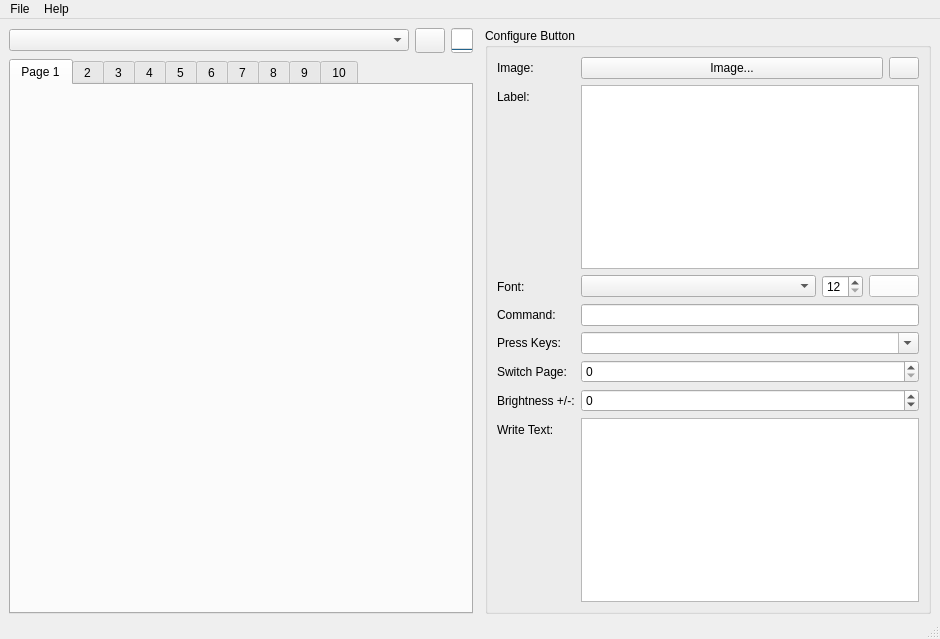
The window that streamdeck_ui/main.ui (timothycrosley/streamdeck-ui) describes before a commit, drawn with Qt 5.
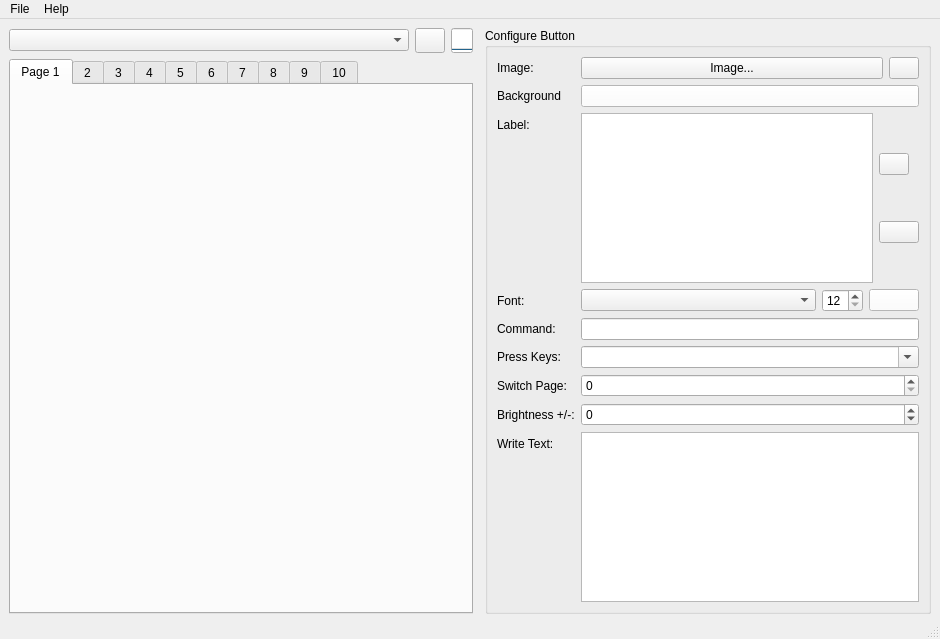
The same window after the commit. Icons and pictures are not drawn.

Commit message: feat: add background change support

Diff of the .ui file:
```diff
--- a/streamdeck_ui/main.ui
+++ b/streamdeck_ui/main.ui
@@ -282,20 +282,21 @@
                </item>
               </layout>
              </item>
-             <item row="1" column="0">
+             <item row="2" column="0">
               <widget class="QLabel" name="label_2">
                <property name="text">
                 <string>Label:</string>
                </property>
               </widget>
              </item>
-             <item row="1" column="1">
+             <item row="2" column="1">
               <layout class="QHBoxLayout" name="horizontalLayout_3">
                <item>
                 <widget class="QTextEdit" name="text"/>
                </item>
-               <layout class="QVBoxLayout" name="verticalLayout_4">
-                <item>
+               <item>
+                <layout class="QVBoxLayout" name="verticalLayout_4">
+                 <item>
                   <widget class="QPushButton" name="text_v_align">
                   <property name="minimumSize">
                     <size>
@@ -334,35 +335,36 @@
                     <normaloff>:/icons/icons/horizontal-align.png</normaloff>:/icons/icons/horizontal-align.png</iconset>
                   </property>
                   </widget>
-                </item>
-               </layout>
+                 </item>
+                </layout>
+               </item>
               </layout>
              </item>
-             <item row="2" column="0">
+             <item row="3" column="0">
               <widget class="QLabel" name="label_4">
                <property name="text">
                 <string>Font:</string>
                </property>
               </widget>
              </item>
-             <item row="4" column="0">
+             <item row="5" column="0">
               <widget class="QLabel" name="label_3">
                <property name="text">
                 <string>Command:</string>
                </property>
               </widget>
              </item>
-             <item row="4" column="1">
+             <item row="5" column="1">
               <widget class="QLineEdit" name="command"/>
              </item>
-             <item row="6" column="0">
+             <item row="7" column="0">
               <widget class="QLabel" name="label_5">
                <property name="text">
                 <string>Press Keys:</string>
                </property>
               </widget>
              </item>
-             <item row="6" column="1">
+             <item row="7" column="1">
               <widget class="QComboBox" name="keys">
                <property name="editable">
                 <bool>true</bool>
@@ -449,14 +451,14 @@
                </item>
               </widget>
              </item>
-             <item row="7" column="0">
+             <item row="8" column="0">
               <widget class="QLabel" name="label_8">
                <property name="text">
                 <string>Switch Page:</string>
                </property>
               </widget>
              </item>
-             <item row="7" column="1">
+             <item row="8" column="1">
               <widget class="QSpinBox" name="switch_page">
                <property name="minimum">
                 <number>0</number>
@@ -469,31 +471,31 @@
                </property>
               </widget>
              </item>
-             <item row="8" column="0">
+             <item row="9" column="0">
               <widget class="QLabel" name="label_7">
                <property name="text">
                 <string>Brightness +/-:</string>
                </property>
               </widget>
              </item>
-             <item row="8" column="1">
+             <item row="9" column="1">
               <widget class="QSpinBox" name="change_brightness">
                <property name="minimum">
                 <number>-99</number>
                </property>
               </widget>
              </item>
-             <item row="9" column="0">
+             <item row="10" column="0">
               <widget class="QLabel" name="label_6">
                <property name="text">
                 <string>Write Text:</string>
                </property>
               </widget>
              </item>
-             <item row="9" column="1">
+             <item row="10" column="1">
               <widget class="QPlainTextEdit" name="write"/>
              </item>
-             <item row="2" column="1">
+             <item row="3" column="1">
               <layout class="QHBoxLayout" name="horizontalLayout_4">
                <item>
                 <widget class="QComboBox" name="text_font"/>
@@ -980,6 +982,477 @@
                </item>
               </layout>
              </item>
+             <item row="1" column="0">
+              <widget class="QLabel" name="label_9">
+               <property name="text">
+                <string>Background</string>
+               </property>
+              </widget>
+             </item>
+             <item row="1" column="1">
+              <widget class="QPushButton" name="background_color">
+               <property name="sizePolicy">
+                <sizepolicy hsizetype="Minimum" vsizetype="Maximum">
+                 <horstretch>0</horstretch>
+                 <verstretch>0</verstretch>
+                </sizepolicy>
+               </property>
+               <property name="maximumSize">
+                <size>
+                 <width>16777215</width>
+                 <height>16777215</height>
+                </size>
+               </property>
+               <property name="palette">
+                <palette>
+                 <active>
+                  <colorrole role="WindowText">
+                   <brush brushstyle="SolidPattern">
+                    <color alpha="255">
+                     <red>0</red>
+                     <green>0</green>
+                     <blue>0</blue>
+                    </color>
+                   </brush>
+                  </colorrole>
+                  <colorrole role="Button">
+                   <brush brushstyle="SolidPattern">
+                    <color alpha="255">
+                     <red>255</red>
+                     <green>255</green>
+                     <blue>255</blue>
+                    </color>
+                   </brush>
+                  </colorrole>
+                  <colorrole role="Light">
+                   <brush brushstyle="SolidPattern">
+                    <color alpha="255">
+                     <red>255</red>
+                     <green>255</green>
+                     <blue>255</blue>
+                    </color>
+                   </brush>
+                  </colorrole>
+                  <colorrole role="Midlight">
+                   <brush brushstyle="SolidPattern">
+                    <color alpha="255">
+                     <red>255</red>
+                     <green>255</green>
+                     <blue>255</blue>
+                    </color>
+                   </brush>
+                  </colorrole>
+                  <colorrole role="Dark">
+                   <brush brushstyle="SolidPattern">
+                    <color alpha="255">
+                     <red>127</red>
+                     <green>127</green>
+                     <blue>127</blue>
+                    </color>
+                   </brush>
+                  </colorrole>
+                  <colorrole role="Mid">
+                   <brush brushstyle="SolidPattern">
+                    <color alpha="255">
+                     <red>170</red>
+                     <green>170</green>
+                     <blue>170</blue>
+                    </color>
+                   </brush>
+                  </colorrole>
+                  <colorrole role="Text">
+                   <brush brushstyle="SolidPattern">
+                    <color alpha="255">
+                     <red>0</red>
+                     <green>0</green>
+                     <blue>0</blue>
+                    </color>
+                   </brush>
+                  </colorrole>
+                  <colorrole role="BrightText">
+                   <brush brushstyle="SolidPattern">
+                    <color alpha="255">
+                     <red>255</red>
+                     <green>255</green>
+                     <blue>255</blue>
+                    </color>
+                   </brush>
+                  </colorrole>
+                  <colorrole role="ButtonText">
+                   <brush brushstyle="SolidPattern">
+                    <color alpha="255">
+                     <red>0</red>
+                     <green>0</green>
+                     <blue>0</blue>
+                    </color>
+                   </brush>
+                  </colorrole>
+                  <colorrole role="Base">
+                   <brush brushstyle="SolidPattern">
+                    <color alpha="255">
+                     <red>255</red>
+                     <green>255</green>
+                     <blue>255</blue>
+                    </color>
+                   </brush>
+                  </colorrole>
+                  <colorrole role="Window">
+                   <brush brushstyle="SolidPattern">
+                    <color alpha="255">
+                     <red>255</red>
+                     <green>255</green>
+                     <blue>255</blue>
+                    </color>
+                   </brush>
+                  </colorrole>
+                  <colorrole role="Shadow">
+                   <brush brushstyle="SolidPattern">
+                    <color alpha="255">
+                     <red>0</red>
+                     <green>0</green>
+                     <blue>0</blue>
+                    </color>
+                   </brush>
+                  </colorrole>
+                  <colorrole role="AlternateBase">
+                   <brush brushstyle="SolidPattern">
+                    <color alpha="255">
+                     <red>255</red>
+                     <green>255</green>
+                     <blue>255</blue>
+                    </color>
+                   </brush>
+                  </colorrole>
+                  <colorrole role="ToolTipBase">
+                   <brush brushstyle="SolidPattern">
+                    <color alpha="255">
+                     <red>255</red>
+                     <green>255</green>
+                     <blue>220</blue>
+                    </color>
+                   </brush>
+                  </colorrole>
+                  <colorrole role="ToolTipText">
+                   <brush brushstyle="SolidPattern">
+                    <color alpha="255">
+                     <red>0</red>
+                     <green>0</green>
+                     <blue>0</blue>
+                    </color>
+                   </brush>
+                  </colorrole>
+                  <colorrole role="PlaceholderText">
+                   <brush brushstyle="SolidPattern">
+                    <color alpha="128">
+                     <red>0</red>
+                     <green>0</green>
+                     <blue>0</blue>
+                    </color>
+                   </brush>
+                  </colorrole>
+                 </active>
+                 <inactive>
+                  <colorrole role="WindowText">
+                   <brush brushstyle="SolidPattern">
+                    <color alpha="255">
+                     <red>0</red>
+                     <green>0</green>
+                     <blue>0</blue>
+                    </color>
+                   </brush>
+                  </colorrole>
+                  <colorrole role="Button">
+                   <brush brushstyle="SolidPattern">
+                    <color alpha="255">
+                     <red>255</red>
+                     <green>255</green>
+                     <blue>255</blue>
+                    </color>
+                   </brush>
+                  </colorrole>
+                  <colorrole role="Light">
+                   <brush brushstyle="SolidPattern">
+                    <color alpha="255">
+                     <red>255</red>
+                     <green>255</green>
+                     <blue>255</blue>
+                    </color>
+                   </brush>
+                  </colorrole>
+                  <colorrole role="Midlight">
+                   <brush brushstyle="SolidPattern">
+                    <color alpha="255">
+                     <red>255</red>
+                     <green>255</green>
+                     <blue>255</blue>
+                    </color>
+                   </brush>
+                  </colorrole>
+                  <colorrole role="Dark">
+                   <brush brushstyle="SolidPattern">
+                    <color alpha="255">
+                     <red>127</red>
+                     <green>127</green>
+                     <blue>127</blue>
+                    </color>
+                   </brush>
+                  </colorrole>
+                  <colorrole role="Mid">
+                   <brush brushstyle="SolidPattern">
+                    <color alpha="255">
+                     <red>170</red>
+                     <green>170</green>
+                     <blue>170</blue>
+                    </color>
+                   </brush>
+                  </colorrole>
+                  <colorrole role="Text">
+                   <brush brushstyle="SolidPattern">
+                    <color alpha="255">
+                     <red>0</red>
+                     <green>0</green>
+                     <blue>0</blue>
+                    </color>
+                   </brush>
+                  </colorrole>
+                  <colorrole role="BrightText">
+                   <brush brushstyle="SolidPattern">
+                    <color alpha="255">
+                     <red>255</red>
+                     <green>255</green>
+                     <blue>255</blue>
+                    </color>
+                   </brush>
+                  </colorrole>
+                  <colorrole role="ButtonText">
+                   <brush brushstyle="SolidPattern">
+                    <color alpha="255">
+                     <red>0</red>
+                     <green>0</green>
+                     <blue>0</blue>
+                    </color>
+                   </brush>
+                  </colorrole>
+                  <colorrole role="Base">
+                   <brush brushstyle="SolidPattern">
+                    <color alpha="255">
+                     <red>255</red>
+                     <green>255</green>
+                     <blue>255</blue>
+                    </color>
+                   </brush>
+                  </colorrole>
+                  <colorrole role="Window">
+                   <brush brushstyle="SolidPattern">
+                    <color alpha="255">
+                     <red>255</red>
+                     <green>255</green>
+                     <blue>255</blue>
+                    </color>
+                   </brush>
+                  </colorrole>
+                  <colorrole role="Shadow">
+                   <brush brushstyle="SolidPattern">
+                    <color alpha="255">
+                     <red>0</red>
+                     <green>0</green>
+                     <blue>0</blue>
+                    </color>
+                   </brush>
+                  </colorrole>
+                  <colorrole role="AlternateBase">
+                   <brush brushstyle="SolidPattern">
+                    <color alpha="255">
+                     <red>255</red>
+                     <green>255</green>
+                     <blue>255</blue>
+                    </color>
+                   </brush>
+                  </colorrole>
+                  <colorrole role="ToolTipBase">
+                   <brush brushstyle="SolidPattern">
+                    <color alpha="255">
+                     <red>255</red>
+                     <green>255</green>
+                     <blue>220</blue>
+                    </color>
+                   </brush>
+                  </colorrole>
+                  <colorrole role="ToolTipText">
+                   <brush brushstyle="SolidPattern">
+                    <color alpha="255">
+                     <red>0</red>
+                     <green>0</green>
+                     <blue>0</blue>
+                    </color>
+                   </brush>
+                  </colorrole>
+                  <colorrole role="PlaceholderText">
+                   <brush brushstyle="SolidPattern">
+                    <color alpha="128">
+                     <red>0</red>
+                     <green>0</green>
+                     <blue>0</blue>
+                    </color>
+                   </brush>
+                  </colorrole>
+                 </inactive>
+                 <disabled>
+                  <colorrole role="WindowText">
+                   <brush brushstyle="SolidPattern">
+                    <color alpha="255">
+                     <red>127</red>
+                     <green>127</green>
+                     <blue>127</blue>
+                    </color>
+                   </brush>
+                  </colorrole>
+                  <colorrole role="Button">
+                   <brush brushstyle="SolidPattern">
+                    <color alpha="255">
+                     <red>255</red>
+                     <green>255</green>
+                     <blue>255</blue>
+                    </color>
+                   </brush>
+                  </colorrole>
+                  <colorrole role="Light">
+                   <brush brushstyle="SolidPattern">
+                    <color alpha="255">
+                     <red>255</red>
+                     <green>255</green>
+                     <blue>255</blue>
+                    </color>
+                   </brush>
+                  </colorrole>
+                  <colorrole role="Midlight">
+                   <brush brushstyle="SolidPattern">
+                    <color alpha="255">
+                     <red>255</red>
+                     <green>255</green>
+                     <blue>255</blue>
+                    </color>
+                   </brush>
+                  </colorrole>
+                  <colorrole role="Dark">
+                   <brush brushstyle="SolidPattern">
+                    <color alpha="255">
+                     <red>127</red>
+                     <green>127</green>
+                     <blue>127</blue>
+                    </color>
+                   </brush>
+                  </colorrole>
+                  <colorrole role="Mid">
+                   <brush brushstyle="SolidPattern">
+                    <color alpha="255">
+                     <red>170</red>
+                     <green>170</green>
+                     <blue>170</blue>
+                    </color>
+                   </brush>
+                  </colorrole>
+                  <colorrole role="Text">
+                   <brush brushstyle="SolidPattern">
+                    <color alpha="255">
+                     <red>127</red>
+                     <green>127</green>
+                     <blue>127</blue>
+                    </color>
+                   </brush>
+                  </colorrole>
+                  <colorrole role="BrightText">
+                   <brush brushstyle="SolidPattern">
+                    <color alpha="255">
+                     <red>255</red>
+                     <green>255</green>
+                     <blue>255</blue>
+                    </color>
+                   </brush>
+                  </colorrole>
+                  <colorrole role="ButtonText">
+                   <brush brushstyle="SolidPattern">
+                    <color alpha="255">
+                     <red>127</red>
+                     <green>127</green>
+                     <blue>127</blue>
+                    </color>
+                   </brush>
+                  </colorrole>
+                  <colorrole role="Base">
+                   <brush brushstyle="SolidPattern">
+                    <color alpha="255">
+                     <red>255</red>
+                     <green>255</green>
+                     <blue>255</blue>
+                    </color>
+                   </brush>
+                  </colorrole>
+                  <colorrole role="Window">
+                   <brush brushstyle="SolidPattern">
+                    <color alpha="255">
+                     <red>255</red>
+                     <green>255</green>
+                     <blue>255</blue>
+                    </color>
+                   </brush>
+                  </colorrole>
+                  <colorrole role="Shadow">
+                   <brush brushstyle="SolidPattern">
+                    <color alpha="255">
+                     <red>0</red>
+                     <green>0</green>
+                     <blue>0</blue>
+                    </color>
+                   </brush>
+                  </colorrole>
+                  <colorrole role="AlternateBase">
+                   <brush brushstyle="SolidPattern">
+                    <color alpha="255">
+                     <red>255</red>
+                     <green>255</green>
+                     <blue>255</blue>
+                    </color>
+                   </brush>
+                  </colorrole>
+                  <colorrole role="ToolTipBase">
+                   <brush brushstyle="SolidPattern">
+                    <color alpha="255">
+                     <red>255</red>
+                     <green>255</green>
+                     <blue>220</blue>
+                    </color>
+                   </brush>
+                  </colorrole>
+                  <colorrole role="ToolTipText">
+                   <brush brushstyle="SolidPattern">
+                    <color alpha="255">
+                     <red>0</red>
+                     <green>0</green>
+                     <blue>0</blue>
+                    </color>
+                   </brush>
+                  </colorrole>
+                  <colorrole role="PlaceholderText">
+                   <brush brushstyle="SolidPattern">
+                    <color alpha="128">
+                     <red>0</red>
+                     <green>0</green>
+                     <blue>0</blue>
+                    </color>
+                   </brush>
+                  </colorrole>
+                 </disabled>
+                </palette>
+               </property>
+               <property name="toolTip">
+                <string>Text Color</string>
+               </property>
+               <property name="text">
+                <string/>
+               </property>
+              </widget>
+             </item>
             </layout>
            </item>
           </layout>
```
Left out of the diff: 50 changed lines with no effect on the pictures. The commit also changes 6 other files.
